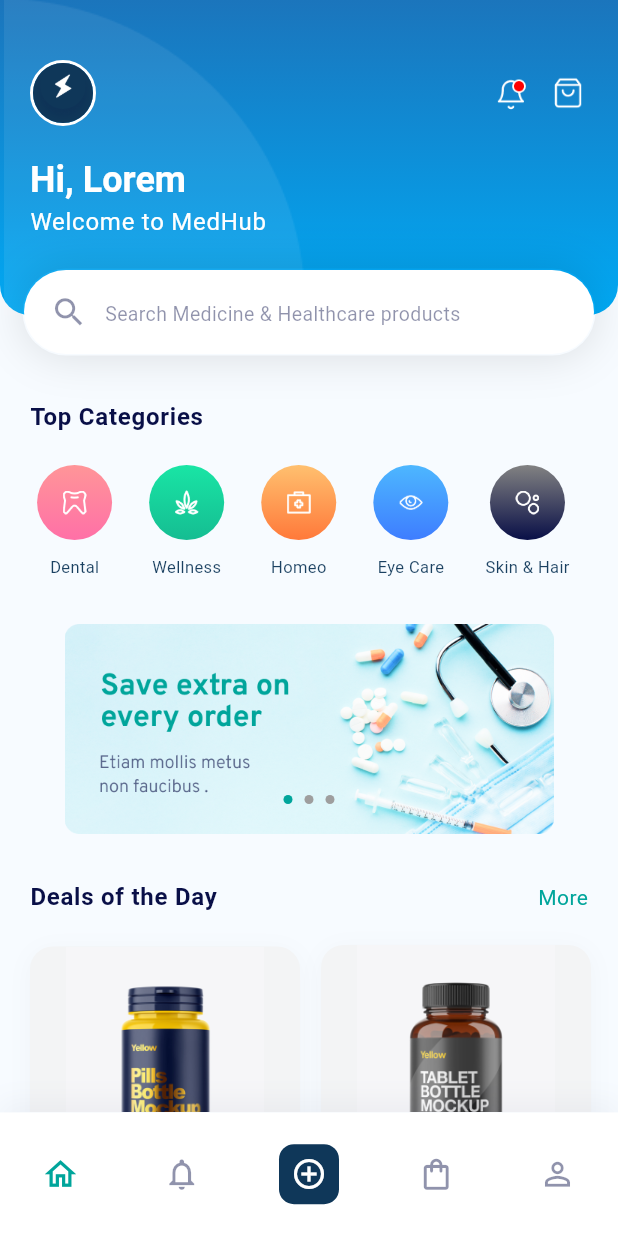
After one commit to NichoAdhyatma/medhub_ui, a Flutter app: the HomePage screen opened directly, on a phone screen of 412 x 824 dp. The commit adds this screen. Run offline on Flutter 3.47's test engine with Material 3 defaults, Android fonts, the phone set to English and light mode, and no system bars; drawn by our look-alikes of smooth_page_indicator; our stand-ins replace flutter_bloc, google_fonts; Roboto replaces fonts that are missing (Overpass).

Commit message:
update (feat:home) : refactor to atomic folder

```diff
--- a/lib/features/home/presentation/pages/home_page.dart
+++ b/lib/features/home/presentation/pages/home_page.dart
@@ -1,11 +1,7 @@
 import 'package:flutter/material.dart';
 import 'package:medhub/core/themes/app_palette.dart';
-import 'package:medhub/features/home/presentation/widgets/bottom_navbar_widget.dart';
-import 'package:medhub/features/home/presentation/widgets/deals_of_the_day_widget.dart';
-import 'package:medhub/features/home/presentation/widgets/featured_brand_widget.dart';
-
-import 'package:medhub/features/home/presentation/widgets/header_home_widget.dart';
-import 'package:medhub/features/home/presentation/widgets/top_categories_widget.dart';
+import 'package:medhub/features/home/presentation/widgets/molecules/bottom_navbar_widget.dart';
+import 'package:medhub/features/home/presentation/widgets/organism/home_page_organism.dart';
 
 class HomePage extends StatelessWidget {
   static route() => MaterialPageRoute(
@@ -19,15 +15,7 @@ class HomePage extends StatelessWidget {
     return const Scaffold(
       backgroundColor: AppPalette.backgroundHomeColor,
       body: SingleChildScrollView(
-        child: Column(
-          crossAxisAlignment: CrossAxisAlignment.start,
-          children: [
-            HeaderHomeWidget(),
-            TopCategoriesWidget(),
-            DealsOfTheDayWidget(),
-            FeaturedBrandWidget()
-          ],
-        ),
+        child: HomePageOrganism(),
       ),
       bottomNavigationBar: BottomNavbarWidget(),
     );
--- a/lib/features/home/presentation/widgets/brand_card_widget.dart
+++ b/lib/features/home/presentation/widgets/atoms/brand_card_widget.dart
@@ -28,7 +28,6 @@ class BrandCardWidget extends StatelessWidget {
                 blurRadius: 14,
                 spreadRadius: 0,
                 offset: const Offset(0, 2),
-                blurStyle: BlurStyle.outer,
               ),
             ],
           ),
--- a/lib/features/home/presentation/widgets/deals_of_the_day_widget.dart
+++ b/lib/features/home/presentation/widgets/molecules/deals_of_the_day_widget.dart
@@ -3,7 +3,7 @@ import 'package:medhub/core/themes/app_palette.dart';
 import 'package:medhub/core/utils/sized_box.dart';
 import 'package:medhub/generated/assets.dart';
 
-import 'card_product_widget.dart';
+import '../atoms/card_product_widget.dart';
 
 class DealsOfTheDayWidget extends StatelessWidget {
   const DealsOfTheDayWidget({
--- a/lib/features/home/presentation/widgets/featured_brand_widget.dart
+++ b/lib/features/home/presentation/widgets/molecules/featured_brand_widget.dart
@@ -2,7 +2,7 @@ import 'package:flutter/material.dart';
 import 'package:medhub/core/utils/sized_box.dart';
 import 'package:medhub/generated/assets.dart';
 
-import 'brand_card_widget.dart';
+import '../atoms/brand_card_widget.dart';
 
 class FeaturedBrandWidget extends StatelessWidget {
   const FeaturedBrandWidget({
--- a/lib/features/home/presentation/widgets/top_categories_widget.dart
+++ b/lib/features/home/presentation/widgets/molecules/top_categories_widget.dart
@@ -4,7 +4,7 @@ import 'package:medhub/core/utils/sized_box.dart';
 import 'package:medhub/generated/assets.dart';
 import 'package:smooth_page_indicator/smooth_page_indicator.dart';
 
-import 'category_widget.dart';
+import '../atoms/category_widget.dart';
 
 class TopCategoriesWidget extends StatelessWidget {
   const TopCategoriesWidget({
--- /dev/null
+++ b/lib/features/home/presentation/widgets/organism/home_page_organism.dart
@@ -0,0 +1,24 @@
+import 'package:flutter/material.dart';
+import 'package:medhub/features/home/presentation/widgets/molecules/deals_of_the_day_widget.dart';
+import 'package:medhub/features/home/presentation/widgets/molecules/featured_brand_widget.dart';
+import 'package:medhub/features/home/presentation/widgets/molecules/header_home_widget.dart';
+import 'package:medhub/features/home/presentation/widgets/molecules/top_categories_widget.dart';
+
+class HomePageOrganism extends StatelessWidget {
+  const HomePageOrganism({
+    super.key,
+  });
+
+  @override
+  Widget build(BuildContext context) {
+    return const Column(
+      crossAxisAlignment: CrossAxisAlignment.start,
+      children: [
+        HeaderHomeWidget(),
+        TopCategoriesWidget(),
+        DealsOfTheDayWidget(),
+        FeaturedBrandWidget()
+      ],
+    );
+  }
+}
```
Also changed, not shown: lib/features/home/presentation/widgets/atoms/card_product_widget.dart (renamed from lib/features/home/presentation/widgets/card_product_widget.dart), lib/features/home/presentation/widgets/atoms/category_widget.dart (renamed from lib/features/home/presentation/widgets/category_widget.dart), lib/features/home/presentation/widgets/molecules/bottom_navbar_widget.dart (renamed from lib/features/home/presentation/widgets/bottom_navbar_widget.dart), lib/features/home/presentation/widgets/molecules/header_home_widget.dart (renamed from lib/features/home/presentation/widgets/header_home_widget.dart).
